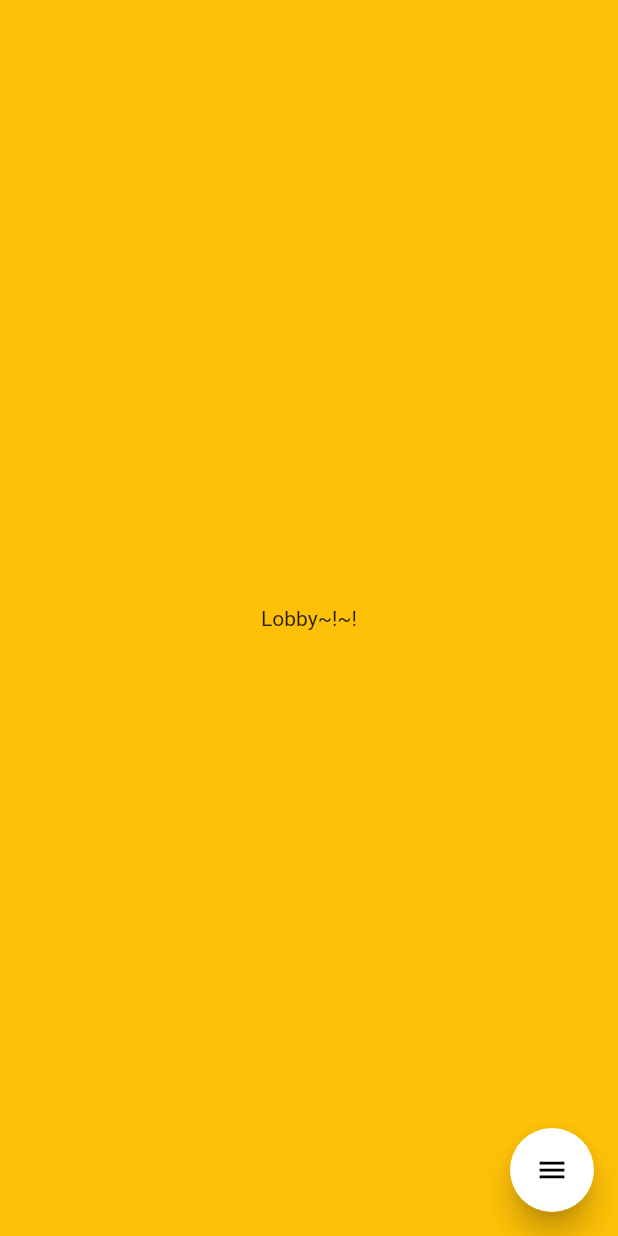
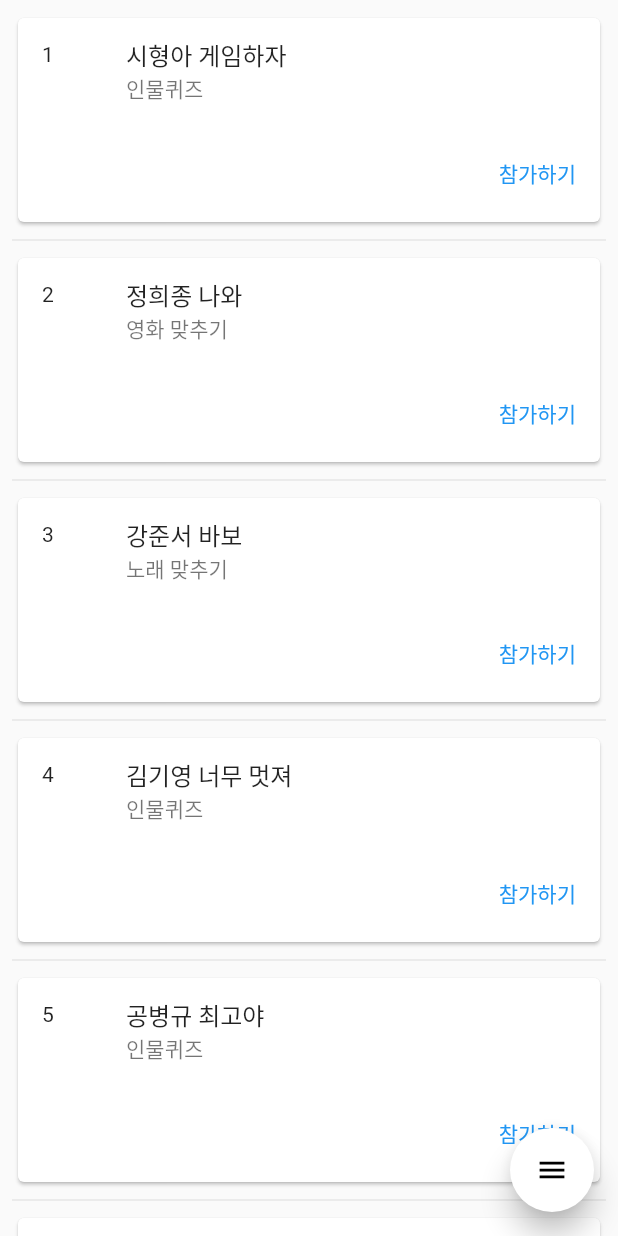
Before and after one commit to sihyeong671/quizApp, a Flutter app: the Lobby screen opened directly, on a phone screen of 412 x 824 dp. Run offline on Flutter 3.47's test engine with Material 2 defaults, Android fonts, the phone set to English and light mode, and no system bars; drawn by our look-alikes of flutter_speed_dial; our stand-ins replace flutter_svg.

Commit message:
client: add room card in lobby

```diff
--- a/client/lib/lobby/lobby.dart
+++ b/client/lib/lobby/lobby.dart
@@ -1,19 +1,65 @@
 import 'package:flutter/material.dart';
 import 'package:client/utils/floatingButton.dart';
 
-class Lobby extends StatelessWidget {
+class Lobby extends StatefulWidget {
   const Lobby({ Key? key }) : super(key: key);
+
+  @override
+  _LobbyState createState() => _LobbyState();
+}
+
+class _LobbyState extends State<Lobby> {
+  final List<String> comments = <String>[
+    '시형아 게임하자',
+    '정희종 나와',
+    '강준서 바보',
+    '김기영 너무 멋져',
+    '공병규 최고야',
+    '박도윤 어디갔어'
+  ];
+
+  final List<String> wons = <String>[
+    "인물퀴즈",
+    "영화 맞추기",
+    "노래 맞추기",
+    "인물퀴즈",
+    "인물퀴즈",
+    "인물퀴즈"
+  ];
 
   @override
   Widget build(BuildContext context) {
     return Scaffold(
-      backgroundColor: Colors.amber,
+      // backgroundColor: Colors.amber,
       floatingActionButton: FloatingButton(),
-      body: Center(
-        child: Text('Lobby~!~!'),
-      ),
-
-
+      body: ListView.separated(
+        itemCount: comments.length,
+        padding: EdgeInsets.all(8),
+        itemBuilder: (context, index) {
+          return Card(
+            child: Column(
+              mainAxisSize: MainAxisSize.min,
+              children: <Widget>[
+                ListTile(
+                  leading: Text('${index+1}'),
+                  title: Text('${comments[index]}'),
+                  subtitle: Text('${wons[index]}'),
+                ),
+                ButtonBar(
+                  children: <Widget>[
+                    TextButton(
+                      child: Text('참가하기'),
+                      onPressed: () {},
+                    )
+                  ]
+                ),
+              ]
+            )
+          );
+        }, separatorBuilder: (BuildContext context, int index) {
+          return Divider();
+        },
+        )
       );
   }
 }
--- /dev/null
+++ b/client/lib/lobby/room.dart
@@ -0,0 +1,24 @@
+import 'package:flutter/material.dart';
+
+class Room extends StatelessWidget {
+  const Room({ Key? key }) : super(key: key);
+
+  @override
+  Widget build(BuildContext context) {
+    return <Widget>[
+      ListTile(
+        leading: Text('1'),
+        title: Text('2'),
+        subtitle: Text('3'),
+      ),
+      ButtonBar(
+        children: <Widget>[
+          TextButton(
+            child: Text('참가하기'),
+            onPressed: () {},
+          )
+        ]
+      ),
+    ];
+  }
+}
```
